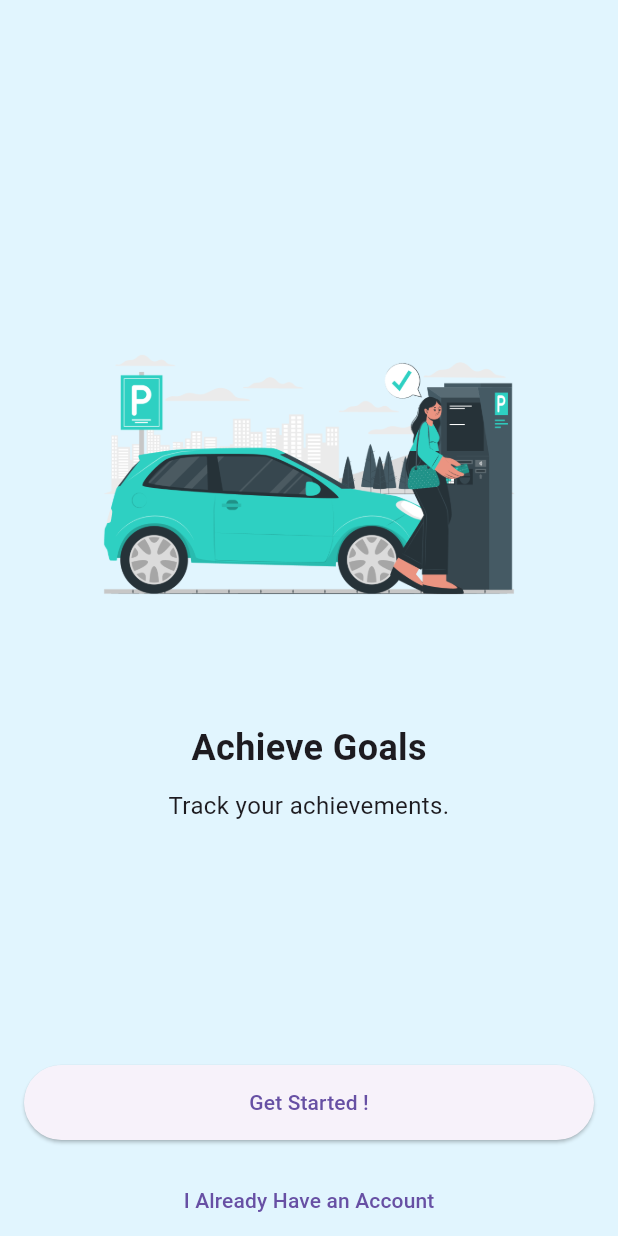
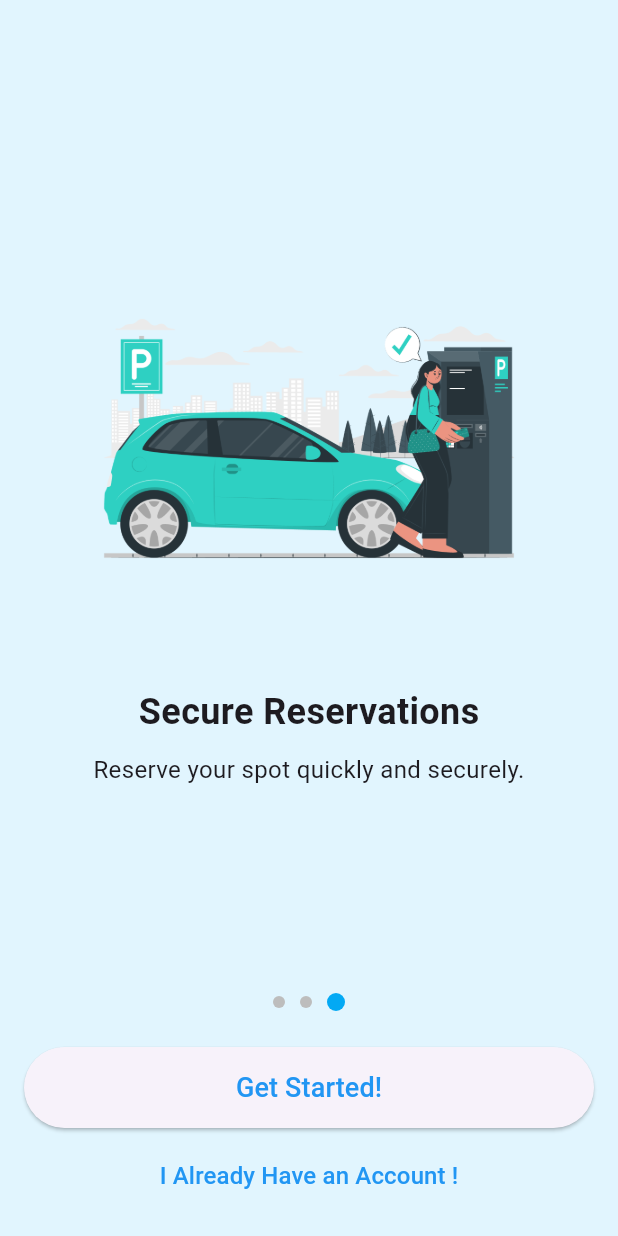
Before and after one commit to Moathmhmd/ParkingMobApplication, a Flutter app: the screen it shows after launch, swiped to page 3, on a phone screen of 412 x 824 dp. Run offline on Flutter 3.47's test engine with Material 3 defaults, Android fonts, the light colour scheme and no system bars; our stand-ins replace cloud_firestore, firebase_auth, firebase_core, google_maps_flutter, intl_phone_field; accounts and stored records are empty.

Commit message:
onboarding page design adjusted

```diff
--- a/lib/onboarding_page.dart
+++ b/lib/onboarding_page.dart
@@ -1,8 +1,33 @@
 import 'package:flutter/material.dart';
 
+class OnboardingScreen extends StatefulWidget {
+  const OnboardingScreen({Key? key}) : super(key: key);
 
-class OnboardingScreen extends StatelessWidget {
-  const OnboardingScreen({Key? key}) : super(key: key);
+  @override
+  State<OnboardingScreen> createState() => _OnboardingScreenState();
+}
+
+class _OnboardingScreenState extends State<OnboardingScreen> {
+  final PageController _pageController = PageController();
+  int _currentIndex = 0;
+
+  final List<Map<String, String>> onboardingPages = [
+    {
+      'image': 'assets/onboarding1.png',
+      'title': 'Welcome',
+      'description': 'Discover parking spots with ease.',
+    },
+    {
+      'image': 'assets/onboarding2.png',
+      'title': 'Stay Informed',
+      'description': 'Real-time updates on parking availability.',
+    },
+    {
+      'image': 'assets/onboarding3.png',
+      'title': 'Secure Reservations',
+      'description': 'Reserve your spot quickly and securely.',
+    },
+  ];
 
   @override
   Widget build(BuildContext context) {
@@ -10,24 +35,43 @@ class OnboardingScreen extends StatelessWidget {
       body: Column(
         children: [
           Expanded(
-            child: PageView(
-              children: [
-                OnboardingPage(
-                  image: 'assets/onboarding1.png',
-                  title: 'Welcome',
-                  description: 'Discover amazing features.',
+            child: PageView.builder(
+              controller: _pageController,
+              onPageChanged: (index) {
+                setState(() {
+                  _currentIndex = index;
+                });
+              },
+              itemCount: onboardingPages.length,
+              itemBuilder: (context, index) {
+                final page = onboardingPages[index];
+                return OnboardingPage(
+                  image: page['image']!,
+                  title: page['title']!,
+                  description: page['description']!,
+                );
+              },
             ),
-                OnboardingPage(
-                  image: 'assets/onboarding2.png',
-                  title: 'Stay Connected',
-                  description: 'Connect with your friends.',
           ),
-                OnboardingPage(
-                  image: 'assets/onboarding3.png',
-                  title: 'Achieve Goals',
-                  description: 'Track your achievements.',
+          // Dots Indicator
+          Padding(
+            padding: const EdgeInsets.only(bottom: 24.0),
+            child: Row(
+              mainAxisAlignment: MainAxisAlignment.center,
+              children: List.generate(onboardingPages.length, (index) {
+                return AnimatedContainer(
+                  duration: const Duration(milliseconds: 300),
+                  margin: const EdgeInsets.symmetric(horizontal: 5),
+                  width: _currentIndex == index ? 12 : 8,
+                  height: _currentIndex == index ? 12 : 8,
+                  decoration: BoxDecoration(
+                    color: _currentIndex == index
+                        ? Colors.lightBlue
+                        : Colors.grey[400],
+                    shape: BoxShape.circle,
                   ),
-              ],
+                );
+              }),
             ),
           ),
           Padding(
@@ -40,19 +84,31 @@ class OnboardingScreen extends StatelessWidget {
                   },
                   style: ElevatedButton.styleFrom(
                     minimumSize: const Size(double.infinity, 50),
+                    padding: const EdgeInsets.symmetric(vertical: 14),
                   ),
-                  child: const Text('Get Started !'),
+                  child: const Text('Get Started!',
+                      style: TextStyle(fontSize: 18,
+                      color: Colors.blue)),
                 ),
-                const SizedBox(height: 16),
+                const SizedBox(height: 8),
                 TextButton(
                   onPressed: () {
                     Navigator.pushNamed(context, '/login');
                   },
-                  child: const Text('I Already Have an Account'),
+                  style: TextButton.styleFrom(
+                    padding: const EdgeInsets.symmetric(vertical: 10),
+                  ),
+                  child:
+                  Text('I Already Have an Account !',
+                  style: TextStyle(
+                    fontSize: 16,
+                    color: Colors.blue,
+                  ),),
                 ),
               ],
             ),
           ),
+          const SizedBox(height: 16),
         ],
       ),
     );
@@ -73,7 +129,9 @@ class OnboardingPage extends StatelessWidget {
 
   @override
   Widget build(BuildContext context) {
-    return Column(
+    return Padding(
+      padding: const EdgeInsets.symmetric(horizontal: 16.0, vertical: 24.0),
+      child: Column(
         mainAxisAlignment: MainAxisAlignment.center,
         children: [
           Image.asset(image, height: 300),
@@ -89,6 +147,7 @@ class OnboardingPage extends StatelessWidget {
             style: const TextStyle(fontSize: 16),
           ),
         ],
+      ),
     );
   }
 }
```
Lines whose indentation alone changed are shown as unchanged.
